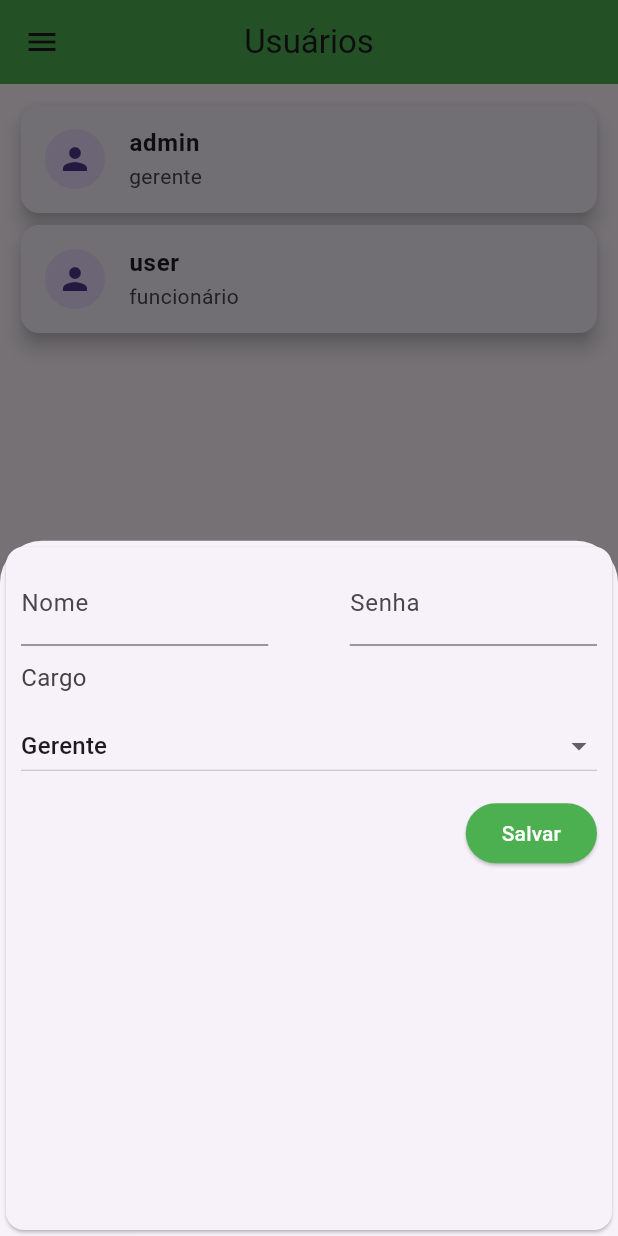
After one commit to Eder-Queiroz/pdv-app, a Flutter app: the UsersScreen screen opened by its route, after a tap on the "add" icon, on a phone screen of 412 x 824 dp. The commit adds this screen. Run offline on Flutter 3.47's test engine with Material 3 defaults, Android fonts, the phone set to English and light mode, and no system bars.

Commit message:
Feat: create user screen

```diff
--- a/lib/components/main_drawer.dart
+++ b/lib/components/main_drawer.dart
@@ -26,6 +26,7 @@ class MainDrawer extends StatelessWidget {
         children: <Widget>[
           AppBar(
             title: const Text('PDV'),
+            automaticallyImplyLeading: false,
           ),
           _createItem(
             Icons.access_time_filled,
@@ -44,6 +45,12 @@ class MainDrawer extends StatelessWidget {
             "Vendas",
             () => Navigator.of(context).pushReplacementNamed(AppRouter.sales),
           ),
+          const Divider(),
+          _createItem(
+            Icons.person,
+            "Usuários",
+            () => Navigator.of(context).pushReplacementNamed(AppRouter.users),
+          ),
         ],
       ),
     );
--- /dev/null
+++ b/lib/components/user_create_form.dart
@@ -0,0 +1,135 @@
+import 'package:flutter/material.dart';
+
+import '../model/user.dart';
+
+class UserCreateForm extends StatefulWidget {
+  final Function(String, String, Role) submitForm;
+  const UserCreateForm({super.key, required this.submitForm});
+
+  @override
+  _UserCreateFormState createState() => _UserCreateFormState();
+}
+
+class _UserCreateFormState extends State<UserCreateForm> {
+  final _nameController = TextEditingController();
+  final _passwordController = TextEditingController();
+  Role _selectedRole = Role.manager;
+
+  @override
+  Widget build(BuildContext context) {
+    return SizedBox(
+      height: MediaQuery.of(context).size.height * 0.7,
+      width: double.infinity,
+      child: Card(
+        child: SingleChildScrollView(
+          child: Padding(
+            padding: EdgeInsets.only(
+              top: 10,
+              right: 10,
+              left: 10,
+              bottom: MediaQuery.of(context).viewInsets.bottom + 10,
+            ),
+            child: Column(
+              children: <Widget>[
+                Row(
+                  mainAxisAlignment: MainAxisAlignment.spaceBetween,
+                  children: <Widget>[
+                    SizedBox(
+                      width: MediaQuery.of(context).size.width * 0.4,
+                      child: TextField(
+                        decoration: const InputDecoration(
+                          labelText: "Nome",
+                        ),
+                        controller: _nameController,
+                      ),
+                    ),
+                    SizedBox(
+                      width: MediaQuery.of(context).size.width * 0.4,
+                      child: TextField(
+                        obscureText: true,
+                        decoration: const InputDecoration(
+                          labelText: "Senha",
+                        ),
+                        controller: _passwordController,
+                      ),
+                    ),
+                  ],
+                ),
+                SizedBox(
+                  width: double.infinity,
+                  child: Padding(
+                    padding: const EdgeInsets.only(
+                      top: 10,
+                      bottom: 10,
+                    ),
+                    child: Column(
+                      crossAxisAlignment: CrossAxisAlignment.start,
+                      children: [
+                        Text(
+                          "Cargo",
+                          style: TextStyle(
+                            fontSize: 16,
+                            color: Colors.grey[800],
+                          ),
+                        ),
+                        const SizedBox(height: 10),
+                        DropdownButton<Role>(
+                          isExpanded: true,
+                          alignment: Alignment.center,
+                          menuMaxHeight:
+                              MediaQuery.of(context).size.height * 0.3,
+                          elevation: 4,
+                          value: _selectedRole,
+                          items: Role.values.map<DropdownMenuItem<Role>>(
+                            (Role role) {
+                              return DropdownMenuItem<Role>(
+                                value: role,
+                                child: Text(
+                                  role.name == "manager"
+                                      ? "Gerente"
+                                      : "Funcionário",
+                                ),
+                              );
+                            },
+                          ).toList(),
+                          onChanged: (Role? newValue) {
+                            setState(
+                              () {
+                                _selectedRole = newValue!;
+                              },
+                            );
+                          },
+                        ),
+                      ],
+                    ),
+                  ),
+                ),
+                Row(
+                  mainAxisAlignment: MainAxisAlignment.end,
+                  children: <Widget>[
+                    ElevatedButton(
+                      onPressed: () {
+                        widget.submitForm(
+                          _nameController.text,
+                          _passwordController.text,
+                          _selectedRole,
+                        );
+                      },
+                      style: ElevatedButton.styleFrom(
+                        backgroundColor: Theme.of(context).primaryColor,
+                      ),
+                      child: const Text(
+                        "Salvar",
+                        style: TextStyle(color: Colors.white),
+                      ),
+                    ),
+                  ],
+                ),
+              ],
+            ),
+          ),
+        ),
+      ),
+    );
+  }
+}
--- /dev/null
+++ b/lib/components/user_item.dart
@@ -0,0 +1,26 @@
+import 'package:flutter/material.dart';
+import 'package:pdv_app/model/user.dart';
+
+class UserItem extends StatelessWidget {
+  final User user;
+  const UserItem({super.key, required this.user});
+
+  @override
+  Widget build(BuildContext context) {
+    return Card(
+      elevation: 5,
+      child: ListTile(
+        leading: const CircleAvatar(
+          child: Icon(Icons.person),
+        ),
+        title: Text(
+          user.name,
+          style: const TextStyle(
+            fontWeight: FontWeight.bold,
+          ),
+        ),
+        subtitle: Text(user.roleToString),
+      ),
+    );
+  }
+}
--- /dev/null
+++ b/lib/data/user_data.dart
@@ -0,0 +1,16 @@
+import 'package:pdv_app/model/user.dart';
+
+final List<User> usersData = [
+  User(
+    id: '1',
+    name: 'admin',
+    password: 'admin',
+    role: Role.manager,
+  ),
+  User(
+    id: '2',
+    name: 'user',
+    password: 'user',
+    role: Role.employee,
+  ),
+];
--- a/lib/main.dart
+++ b/lib/main.dart
@@ -1,8 +1,10 @@
 import 'package:flutter/material.dart';
+import 'package:pdv_app/data/user_data.dart';
 import 'package:pdv_app/screens/product_screen.dart';
 import 'package:pdv_app/screens/sale_screen.dart';
 import 'package:pdv_app/screens/shift_screen.dart';
 import 'package:pdv_app/screens/show_shift_screen.dart';
+import 'package:pdv_app/screens/users_screen.dart';
 import 'package:pdv_app/utils/app_router.dart';
 import './data/shifts_data.dart';
 import './data/product.dart';
@@ -36,6 +38,7 @@ class _MyAppState extends State<MyApp> {
         AppRouter.showShift: (_) => const ShowShiftScreen(),
         AppRouter.product: (_) => ProductScreen(productsData: productData),
         AppRouter.sales: (_) => const SaleScreen(),
+        AppRouter.users: (_) => UsersScreen(usersData: usersData),
       },
     );
   }
--- /dev/null
+++ b/lib/model/user.dart
@@ -0,0 +1,27 @@
+enum Role {
+  manager,
+  employee,
+}
+
+class User {
+  final String id;
+  final String name;
+  final String password;
+  final Role role;
+
+  User({
+    required this.id,
+    required this.name,
+    required this.password,
+    required this.role,
+  });
+
+  String get roleToString {
+    switch (role) {
+      case Role.manager:
+        return 'gerente';
+      case Role.employee:
+        return 'funcionário';
+    }
+  }
+}
--- /dev/null
+++ b/lib/screens/users_screen.dart
@@ -0,0 +1,70 @@
+import 'dart:math';
+
+import 'package:flutter/material.dart';
+import 'package:pdv_app/components/user_item.dart';
+import 'package:pdv_app/functions/open_modal.dart';
+import '../components/main_drawer.dart';
+import '../components/user_create_form.dart';
+import '../model/user.dart';
+
+class UsersScreen extends StatefulWidget {
+  final List<User> usersData;
+  const UsersScreen({super.key, required this.usersData});
+
+  @override
+  State<UsersScreen> createState() => _UsersScreenState();
+}
+
+class _UsersScreenState extends State<UsersScreen> {
+  late List<User> users;
+
+  @override
+  void initState() {
+    super.initState();
+    users = widget.usersData;
+  }
+
+  @override
+  Widget build(BuildContext context) {
+    void submitForm(String name, String password, Role role) {
+      setState(() {
+        users.add(
+          User(
+            id: Random().nextDouble().toString(),
+            name: name,
+            password: password,
+            role: role,
+          ),
+        );
+      });
+      Navigator.of(context).pop();
+    }
+
+    return Scaffold(
+      appBar: AppBar(
+        title: Text('Usuários'),
+      ),
+      drawer: const MainDrawer(),
+      body: Container(
+        padding: const EdgeInsets.all(10),
+        child: ListView.builder(
+          itemCount: users.length,
+          itemBuilder: (ctx, i) => UserItem(user: users[i]),
+        ),
+      ),
+      floatingActionButtonLocation: FloatingActionButtonLocation.centerFloat,
+      floatingActionButton: FloatingActionButton(
+        onPressed: () {
+          OpenModal.openModal(
+            context,
+            UserCreateForm(
+              submitForm: submitForm,
+            ),
+          );
+        },
+        backgroundColor: Colors.green,
+        child: const Icon(Icons.add),
+      ),
+    );
+  }
+}
--- a/lib/utils/app_router.dart
+++ b/lib/utils/app_router.dart
@@ -3,4 +3,5 @@ class AppRouter {
   static const String showShift = '/show-shift';
   static const String product = '/products';
   static const String sales = '/sales';
+  static const String users = '/users';
 }
```
